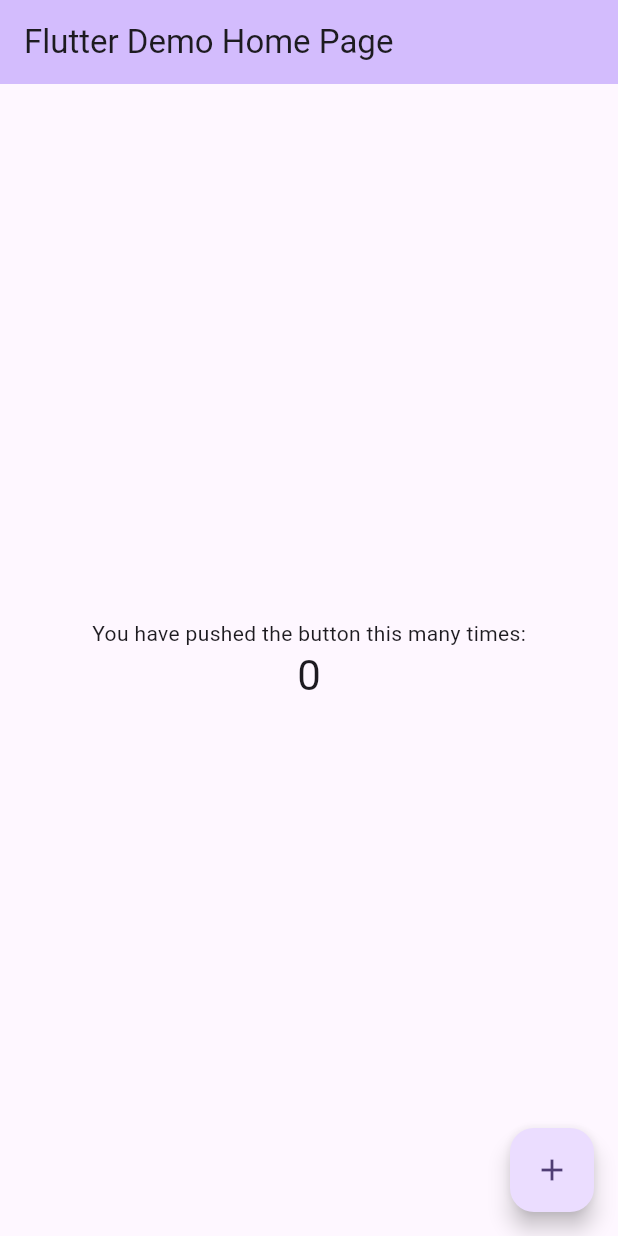
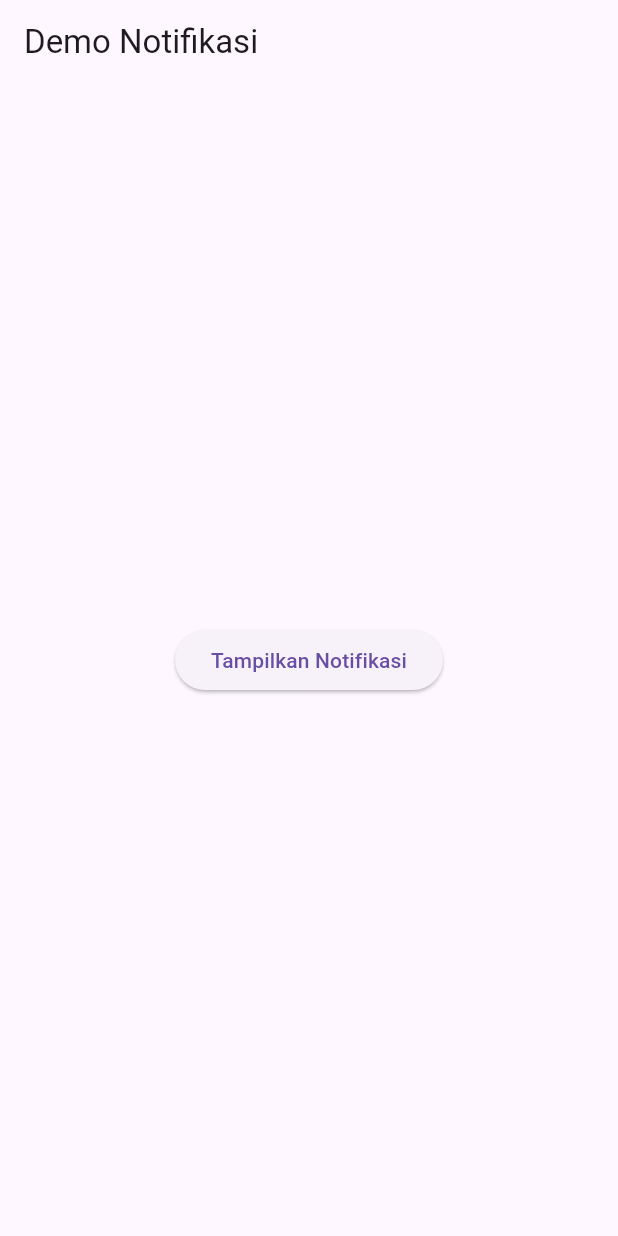
Before and after one commit to Nwahyu/flut-notif, a Flutter app: the screen it shows after launch, on a phone screen of 412 x 824 dp. Run offline on Flutter 3.47's test engine with Material 3 defaults, Android fonts, the phone set to English and light mode, and no system bars; our stand-ins replace flutter_local_notifications.

Commit message:
final notif android

```diff
--- a/lib/main.dart
+++ b/lib/main.dart
@@ -1,123 +1,72 @@
 import 'package:flutter/material.dart';
+import 'package:flutter_local_notifications/flutter_local_notifications.dart';
 
 void main() {
-  runApp(const MyApp());
+  runApp(MyApp());
 }
 
 class MyApp extends StatelessWidget {
-  const MyApp({super.key});
-
-  // This widget is the root of your application.
   @override
   Widget build(BuildContext context) {
     return MaterialApp(
-      title: 'Flutter Demo',
-      theme: ThemeData(
-        // This is the theme of your application.
-        //
-        // TRY THIS: Try running your application with "flutter run". You'll see
-        // the application has a purple toolbar. Then, without quitting the app,
-        // try changing the seedColor in the colorScheme below to Colors.green
-        // and then invoke "hot reload" (save your changes or press the "hot
-        // reload" button in a Flutter-supported IDE, or press "r" if you used
-        // the command line to start the app).
-        //
-        // Notice that the counter didn't reset back to zero; the application
-        // state is not lost during the reload. To reset the state, use hot
-        // restart instead.
-        //
-        // This works for code too, not just values: Most code changes can be
-        // tested with just a hot reload.
-        colorScheme: ColorScheme.fromSeed(seedColor: Colors.deepPurple),
-        useMaterial3: true,
-      ),
-      home: const MyHomePage(title: 'Flutter Demo Home Page'),
+      home: NotificationDemo(),
     );
   }
 }
 
-class MyHomePage extends StatefulWidget {
-  const MyHomePage({super.key, required this.title});
+class NotificationDemo extends StatefulWidget {
+  @override
+  _NotificationDemoState createState() => _NotificationDemoState();
+}
 
-  // This widget is the home page of your application. It is stateful, meaning
-  // that it has a State object (defined below) that contains fields that affect
-  // how it looks.
-
-  // This class is the configuration for the state. It holds the values (in this
-  // case the title) provided by the parent (in this case the App widget) and
-  // used by the build method of the State. Fields in a Widget subclass are
-  // always marked "final".
-
-  final String title;
+class _NotificationDemoState extends State<NotificationDemo> {
+  FlutterLocalNotificationsPlugin flutterLocalNotificationsPlugin =
+      FlutterLocalNotificationsPlugin();
 
   @override
-  State<MyHomePage> createState() => _MyHomePageState();
-}
+  void initState() {
+    super.initState();
+    final InitializationSettings initializationSettings =
+        InitializationSettings(
+      android: AndroidInitializationSettings('@mipmap/ic_launcher'),
+      // iOS: IOSInitializationSettings(),
+      iOS: DarwinInitializationSettings(),
+    );
+    flutterLocalNotificationsPlugin.initialize(initializationSettings);
+  }
 
-class _MyHomePageState extends State<MyHomePage> {
-  int _counter = 0;
-
-  void _incrementCounter() {
-    setState(() {
-      // This call to setState tells the Flutter framework that something has
-      // changed in this State, which causes it to rerun the build method below
-      // so that the display can reflect the updated values. If we changed
-      // _counter without calling setState(), then the build method would not be
-      // called again, and so nothing would appear to happen.
-      _counter++;
-    });
+  Future<void> _showNotification() async {
+    const AndroidNotificationDetails androidPlatformChannelSpecifics =
+        AndroidNotificationDetails(
+      'your_channel_id',
+      'your_channel_name',
+      channelDescription: 'your_channel_description',
+      importance: Importance.max,
+      priority: Priority.high,
+      ticker: 'ticker',
+    );
+    const NotificationDetails platformChannelSpecifics =
+        NotificationDetails(android: androidPlatformChannelSpecifics);
+    await flutterLocalNotificationsPlugin.show(
+      0,
+      'Notifikasi Sederhana',
+      'Ini adalah notifikasi yang muncul ketika tombol ditekan.',
+      platformChannelSpecifics,
+    );
   }
 
   @override
   Widget build(BuildContext context) {
-    // This method is rerun every time setState is called, for instance as done
-    // by the _incrementCounter method above.
-    //
-    // The Flutter framework has been optimized to make rerunning build methods
-    // fast, so that you can just rebuild anything that needs updating rather
-    // than having to individually change instances of widgets.
     return Scaffold(
       appBar: AppBar(
-        // TRY THIS: Try changing the color here to a specific color (to
-        // Colors.amber, perhaps?) and trigger a hot reload to see the AppBar
-        // change color while the other colors stay the same.
-        backgroundColor: Theme.of(context).colorScheme.inversePrimary,
-        // Here we take the value from the MyHomePage object that was created by
-        // the App.build method, and use it to set our appbar title.
-        title: Text(widget.title),
+        title: Text('Demo Notifikasi'),
       ),
       body: Center(
-        // Center is a layout widget. It takes a single child and positions it
-        // in the middle of the parent.
-        child: Column(
-          // Column is also a layout widget. It takes a list of children and
-          // arranges them vertically. By default, it sizes itself to fit its
-          // children horizontally, and tries to be as tall as its parent.
-          //
-          // Column has various properties to control how it sizes itself and
-          // how it positions its children. Here we use mainAxisAlignment to
-          // center the children vertically; the main axis here is the vertical
-          // axis because Columns are vertical (the cross axis would be
-          // horizontal).
-          //
-          // TRY THIS: Invoke "debug painting" (choose the "Toggle Debug Paint"
-          // action in the IDE, or press "p" in the console), to see the
-          // wireframe for each widget.
-          mainAxisAlignment: MainAxisAlignment.center,
-          children: <Widget>[
-            const Text('You have pushed the button this many times:'),
-            Text(
-              '$_counter',
-              style: Theme.of(context).textTheme.headlineMedium,
-            ),
-          ],
+        child: ElevatedButton(
+          onPressed: _showNotification,
+          child: Text('Tampilkan Notifikasi'),
         ),
       ),
-      floatingActionButton: FloatingActionButton(
-        onPressed: _incrementCounter,
-        tooltip: 'Increment',
-        child: const Icon(Icons.add),
-      ), // This trailing comma makes auto-formatting nicer for build methods.
     );
   }
 }
--- a/pubspec.yaml
+++ b/pubspec.yaml
@@ -34,6 +34,7 @@ dependencies:
   # The following adds the Cupertino Icons font to your application.
   # Use with the CupertinoIcons class for iOS style icons.
   cupertino_icons: ^1.0.8
+  flutter_local_notifications: ^19.0.0
 
 dev_dependencies:
   flutter_test:
```
Also changed, not shown: pubspec.lock, 255 other files.
